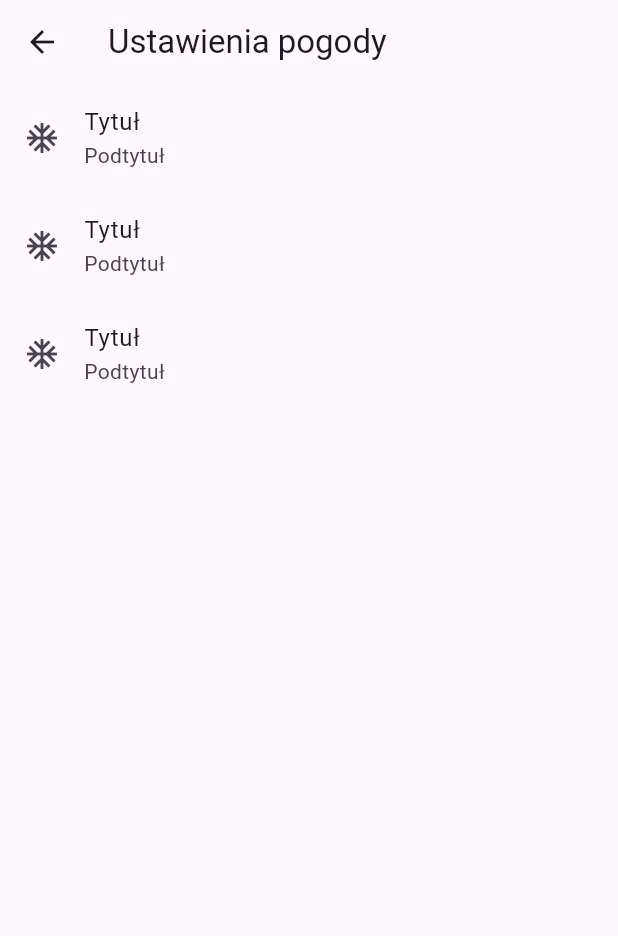
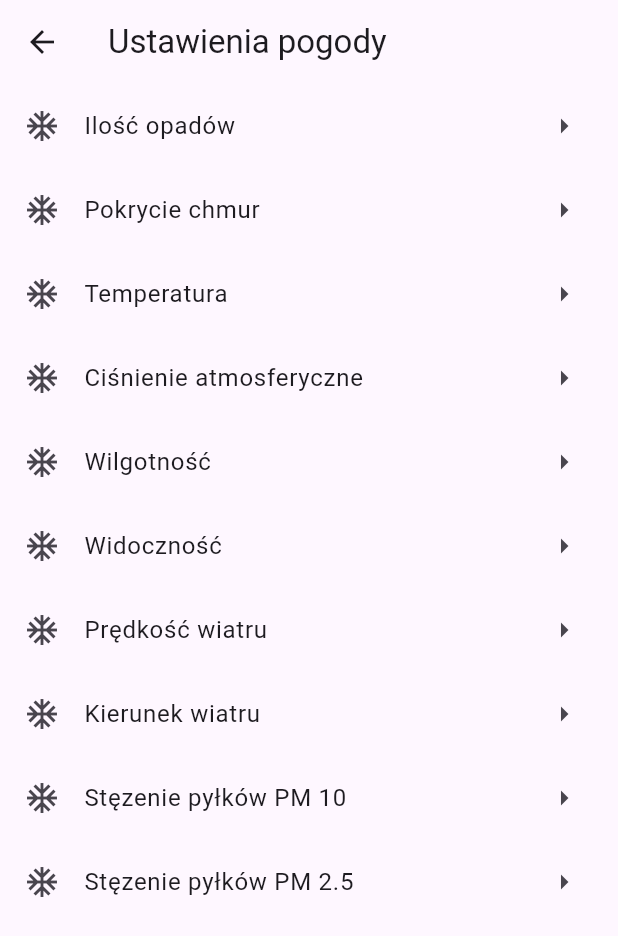
Before and after one commit to Domciotomcio/EkoMonitor, a Flutter app: the HomePage screen opened directly, after a tap on "Ustawienia pogody", on a phone screen of 412 x 824 dp. Shown: the top 936 px of the screen. Run offline on Flutter 3.47's test engine with Material 3 defaults, Android fonts, the light colour scheme and no system bars; our stand-ins replace flutter_riverpod.

Commit message:
weather settings

```diff
--- a/src/mobile_app/ekomonitor/lib/main.dart
+++ b/src/mobile_app/ekomonitor/lib/main.dart
@@ -1,15 +1,20 @@
+import 'package:ekomonitor/views/settings/weather-unit-setting-view.dart';
 import 'package:flutter/material.dart';
 import 'package:flutter_riverpod/flutter_riverpod.dart';
+
+import 'views/settings/app-settings-view.dart';
+import 'views/settings/user-settings-view.dart';
+import 'views/settings/weather-settings-view.dart';
 
 void main() {
   runApp(const ProviderScope(child: MyApp()));
 }
 
 final List<SettingsButtonConfig> settingsList = [
-  const SettingsButtonConfig(
+  SettingsButtonConfig(
     text: "Ustawienia pogody",
-    color: Colors.blueGrey,
-    icon: Icon(Icons.settings),
+    color: Colors.blue[900]!,
+    icon: Icon(Icons.cloud_outlined),
     path: '/weather-settings',
   ),
   const SettingsButtonConfig(
@@ -21,42 +26,10 @@
   const SettingsButtonConfig(
     text: "Ustawienia uzytkownika",
     color: Colors.deepPurple,
-    icon: Icon(Icons.settings),
+    icon: Icon(Icons.person_outline),
     path: '/user-settings',
   ),
 ];
-
-class WeatherSettingsView extends StatelessWidget {
-  const WeatherSettingsView({super.key});
-
-  @override
-  Widget build(BuildContext context) {
-    return Scaffold(
-      appBar: AppBar(
-        title: const Text('Ustawienia pogody'),
-      ),
-      body: ListView(
-        children: [
-          const ListTile(
-            title: Text("Tytuł"),
-            subtitle: Text("Podtytuł"),
-            leading: Icon(Icons.ac_unit),
-          ),
-          const ListTile(
-            title: Text("Tytuł"),
-            subtitle: Text("Podtytuł"),
-            leading: Icon(Icons.ac_unit),
-          ),
-          const ListTile(
-            title: Text("Tytuł"),
-            subtitle: Text("Podtytuł"),
-            leading: Icon(Icons.ac_unit),
-          ),
-        ],
-      ),
-    );
-  }
-}
 
 class MainTile extends StatelessWidget {
   final String subtitle;
@@ -122,13 +95,41 @@
         colorScheme: ColorScheme.fromSeed(seedColor: Colors.deepPurple),
         useMaterial3: true,
       ),
-      initialRoute: '/',
+      initialRoute: '/weather-settings',
       routes: {
         '/': (context) => HomePage(),
         '/weather-settings': (context) => const WeatherSettingsView(),
+        '/app-settings': (context) => const AppSettingsView(),
+        '/user-settings': (context) => const UserSettingsView(),
+        ...generateWeatherSettingsRoutes(weatherUnits),
+        ...generateWeatherRoutes(weatherUnits),
       },
     );
   }
+}
+
+Map<String, WidgetBuilder> generateWeatherSettingsRoutes(
+    List<WeatherCondition> weatherUnits) {
+  return Map.fromEntries(
+    weatherUnits.map((weatherUnit) {
+      return MapEntry(
+        weatherUnit.settingsPath,
+        (context) => WeatherUnitSettingView(weatherCondition: weatherUnit),
+      );
+    }),
+  );
+}
+
+Map<String, WidgetBuilder> generateWeatherRoutes(
+    List<WeatherCondition> weatherUnits) {
+  return Map.fromEntries(
+    weatherUnits.map((weatherUnit) {
+      return MapEntry(
+        weatherUnit.path,
+        (context) => WeatherUnitSettingView(weatherCondition: weatherUnit),
+      );
+    }),
+  );
 }
 
 class HomePage extends StatelessWidget {
@@ -175,8 +176,13 @@
               const Text("Ustawienia"),
               Row(
                 children: settingsList
-                    .map((config) =>
-                        Expanded(child: SettingsButton(config: config)))
+                    .map((config) => Expanded(
+                          child: Padding(
+                            padding: const EdgeInsets.symmetric(
+                                horizontal: 4.0), // Add horizontal padding
+                            child: SettingsButton(config: config),
+                          ),
+                        ))
                     .toList(),
               ),
             ],
@@ -254,7 +260,11 @@
         child: Stack(
           children: [
             Positioned(
-              child: config.icon,
+              child: Icon(
+                config.icon.icon,
+                color: config.color,
+                size: 32,
+              ),
               right: 8,
               top: 8,
             ),
--- /dev/null
+++ b/src/mobile_app/ekomonitor/lib/views/settings/weather-settings-view.dart
@@ -0,0 +1,69 @@
+import 'package:flutter/material.dart';
+
+const List<WeatherCondition> weatherUnits = [
+  WeatherCondition(
+      name: "Ilość opadów", icon: Icon(Icons.ac_unit), path: 'rainfall'),
+  WeatherCondition(
+      name: "Pokrycie chmur", icon: Icon(Icons.ac_unit), path: 'clouds'),
+  WeatherCondition(
+      name: "Temperatura", icon: Icon(Icons.ac_unit), path: 'temperature'),
+  WeatherCondition(
+      name: "Ciśnienie atmosferyczne",
+      icon: Icon(Icons.ac_unit),
+      path: 'pressure'),
+  WeatherCondition(
+      name: "Wilgotność", icon: Icon(Icons.ac_unit), path: 'humidity'),
+  WeatherCondition(
+      name: "Widoczność", icon: Icon(Icons.ac_unit), path: 'visibility'),
+  WeatherCondition(
+      name: "Prędkość wiatru", icon: Icon(Icons.ac_unit), path: 'wind-speed'),
+  WeatherCondition(
+      name: "Kierunek wiatru",
+      icon: Icon(Icons.ac_unit),
+      path: 'wind-direction'),
+  WeatherCondition(
+      name: "Stęzenie pyłków PM 10", icon: Icon(Icons.ac_unit), path: 'pm10'),
+  WeatherCondition(
+      name: "Stęzenie pyłków PM 2.5", icon: Icon(Icons.ac_unit), path: 'pm25'),
+];
+
+class WeatherSettingsView extends StatelessWidget {
+  const WeatherSettingsView({super.key});
+
+  @override
+  Widget build(BuildContext context) {
+    return Scaffold(
+      appBar: AppBar(
+        title: const Text('Ustawienia pogody'),
+      ),
+      body: ListView.builder(
+        itemCount: weatherUnits.length,
+        itemBuilder: (context, index) {
+          final weatherUnit = weatherUnits[index];
+          return ListTile(
+            title: Text(weatherUnit.name),
+            leading: weatherUnit.icon,
+            trailing: Icon(Icons.arrow_right),
+            onTap: () {
+              Navigator.of(context).pushNamed(weatherUnit.settingsPath);
+            },
+          );
+        },
+      ),
+    );
+  }
+}
+
+class WeatherCondition {
+  final String name;
+  final Icon icon;
+  final String path;
+
+  const WeatherCondition({
+    required this.name,
+    required this.icon,
+    required this.path,
+  });
+
+  String get settingsPath => '/weather-settings/$path';
+}
```
Also changed, not shown: src/mobile_app/ekomonitor/lib/views/settings/app-settings-view.dart (added, +33 -0 lines), src/mobile_app/ekomonitor/lib/views/settings/user-settings-view.dart (added, +33 -0 lines), src/mobile_app/ekomonitor/lib/views/settings/weather-unit-setting-view.dart (added, +30 -0 lines).
